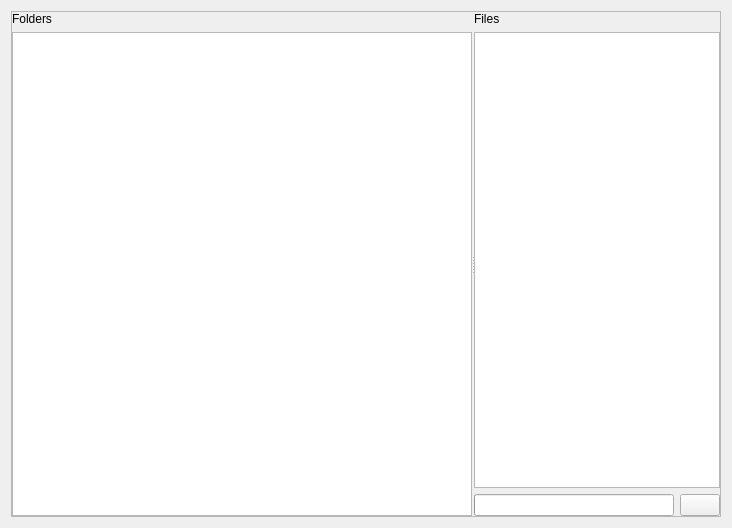
aumanimationstudios/rbhus, file rbhusUI/lib/qt5/folderManager/main.ui: the form before one commit.
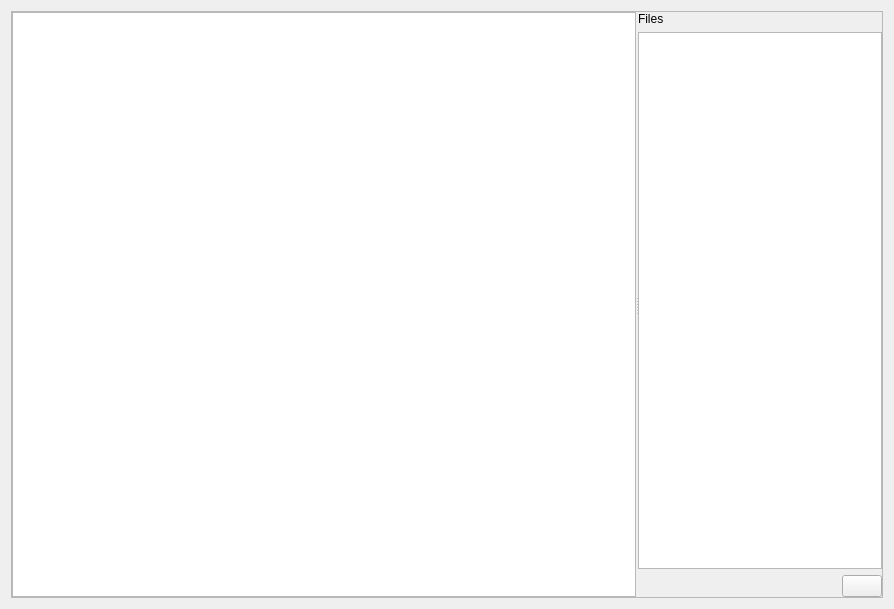
The form after the commit.

Commit message: asset folders

Patch:
```diff
--- a/rbhusUI/lib/qt5/folderManager/main.ui
+++ b/rbhusUI/lib/qt5/folderManager/main.ui
@@ -6,8 +6,8 @@
    <rect>
     <x>0</x>
     <y>0</y>
-    <width>732</width>
-    <height>528</height>
+    <width>894</width>
+    <height>609</height>
    </rect>
   </property>
   <property name="windowTitle">
@@ -38,17 +38,10 @@
       <number>2</number>
      </property>
      <widget class="QWidget" name="verticalLayoutWidget_2">
-      <layout class="QVBoxLayout" name="verticalLayout_2" stretch="0,0">
+      <layout class="QVBoxLayout" name="verticalLayout_2" stretch="0">
        <property name="sizeConstraint">
         <enum>QLayout::SetMinimumSize</enum>
        </property>
-       <item>
-        <widget class="QLabel" name="label">
-         <property name="text">
-          <string>Folders</string>
-         </property>
-        </widget>
-       </item>
        <item>
         <widget class="QTreeView" name="treeDirs">
          <property name="sizePolicy">
@@ -130,8 +123,11 @@
          <property name="resizeMode">
           <enum>QListView::Adjust</enum>
          </property>
-         <property name="spacing">
-          <number>100</number>
+         <property name="gridSize">
+          <size>
+           <width>210</width>
+           <height>200</height>
+          </size>
          </property>
          <property name="viewMode">
           <enum>QListView::IconMode</enum>
@@ -153,29 +149,17 @@
        <item>
         <layout class="QHBoxLayout" name="horizontalLayout" stretch="0,0">
          <item>
-          <widget class="QProgressBar" name="progressBarFiles">
-           <property name="sizePolicy">
-            <sizepolicy hsizetype="MinimumExpanding" vsizetype="Fixed">
-             <horstretch>0</horstretch>
-             <verstretch>0</verstretch>
-            </sizepolicy>
-           </property>
-           <property name="maximum">
-            <number>1</number>
-           </property>
-           <property name="value">
-            <number>-1</number>
-           </property>
-           <property name="textVisible">
-            <bool>false</bool>
-           </property>
+          <spacer name="horizontalSpacer">
            <property name="orientation">
             <enum>Qt::Horizontal</enum>
            </property>
-           <property name="format">
-            <string/>
+           <property name="sizeHint" stdset="0">
+            <size>
+             <width>40</width>
+             <height>20</height>
+            </size>
            </property>
-          </widget>
+          </spacer>
          </item>
          <item>
           <widget class="QPushButton" name="pushButton">
```
Left out of the diff: 9 changed lines with no effect on the pictures. The commit also changes 7 other files.
